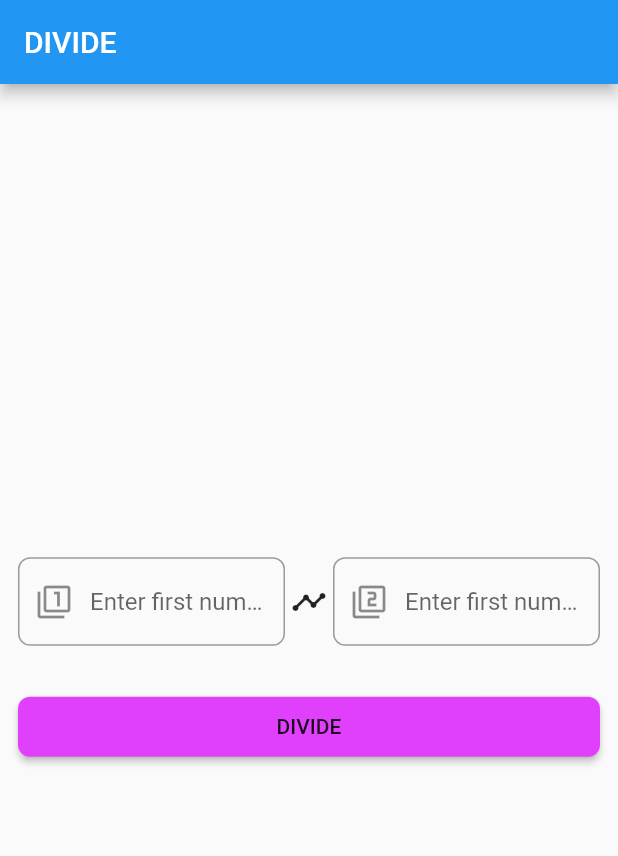
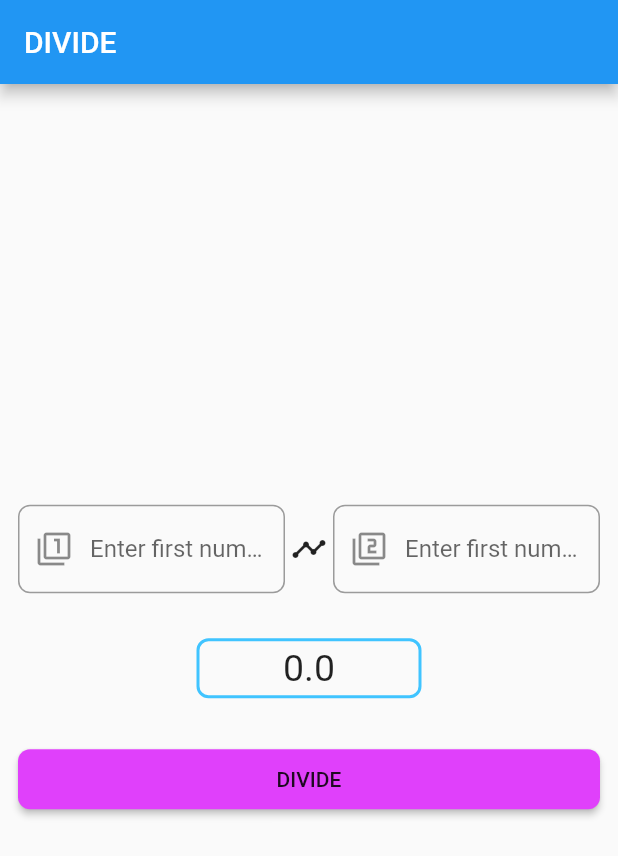
Before and after one commit to JossinAntony/Flutter-Multipages-Arithmetic-Operations, a Flutter app: the screen it shows after launch, after a tap on "DIVIDE", on a phone screen of 412 x 824 dp. Shown: the top 856 px of the screen. Run offline on Flutter 3.47's test engine with Material 2 defaults, Android fonts, the phone set to English and light mode, and no system bars.

Commit message:
Divide function- quotient in textbox

```diff
--- a/lib/pages/divide.dart
+++ b/lib/pages/divide.dart
@@ -3,10 +3,24 @@ import 'package:flutter/cupertino.dart';
 import 'package:flutter/material.dart';
 import 'package:flutter/services.dart';
 
-class Divide extends StatelessWidget {
+class Divide extends StatefulWidget {
+
+  @override
+  _DivideState createState() => _DivideState();
+}
+
+class _DivideState extends State<Divide> {
 
   TextEditingController num1Cntrlr = TextEditingController();
   TextEditingController num2Cntrlr = TextEditingController();
+
+  double quotient = 0;
+
+  _quotient(double num1, double num2){
+    setState(() {
+      this.quotient = num1 / num2;
+    });
+  }
 
   @override
   Widget build(BuildContext context) {
@@ -66,11 +80,34 @@ class Divide extends StatelessWidget {
 
               SizedBox(height: 30.0),
 
+              SizedBox(
+                width: 150,
+                height: 40,
+                child: DecoratedBox(
+                  decoration: BoxDecoration(
+                      border: Border.all(
+                        color: Colors.lightBlueAccent,
+                        width: 2,
+                        style: BorderStyle.solid,
+                      ),
+                      borderRadius: BorderRadius.circular(8)
+                  ),
+                  child: Center(
+                    child: Text(quotient.toString(), style: TextStyle(
+                      fontSize: 25,
+                    )),
+                  ),
+                ),
+              ),
+
+              SizedBox(height: 30.0),
+
               ButtonTheme(
                 minWidth: 100,
                 height: 40,
                 child: RaisedButton(
                   onPressed: (){
+                    _quotient(double.parse(num1Cntrlr.text), double.parse(num2Cntrlr.text));
                     print((double.parse(num1Cntrlr.text) / double.parse(num2Cntrlr.text)).toStringAsFixed(5));
                   },
                   color: Colors.purpleAccent,
```
